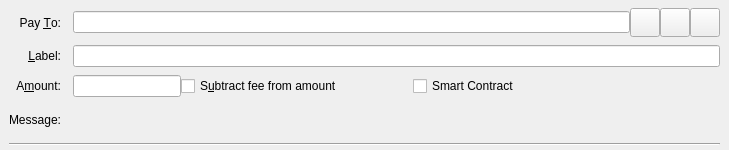
First picture: the form in src/qt/forms/sendcoinsentry.ui, repository FeatherCoin/Feathercoin, before the edit.
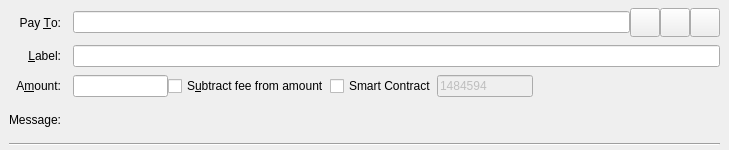
Second picture: the form after the edit. Icons and pictures are not drawn. Custom widgets are drawn as their Qt base class.

What changed in the file:
```diff
--- a/src/qt/forms/sendcoinsentry.ui
+++ b/src/qt/forms/sendcoinsentry.ui
@@ -163,7 +163,7 @@
      </widget>
     </item>
     <item row="2" column="1">
-     <layout class="QHBoxLayout" name="horizontalLayoutAmount" stretch="0,1,0,0">
+     <layout class="QHBoxLayout" name="horizontalLayoutAmount" stretch="0,1,0,0,0">
       <item>
        <widget class="BitcoinAmountField" name="payAmount"/>
       </item>
@@ -184,6 +184,16 @@
         </property>
        </widget>
       </item>
+      <item>
+       <widget class="QLineEdit" name="heightEdit">
+        <property name="enabled">
+         <bool>false</bool>
+        </property>
+        <property name="text">
+         <string>1484594</string>
+        </property>
+       </widget>
+      </item>
       <item>
        <spacer name="horizontalSpacer">
         <property name="orientation">
```
